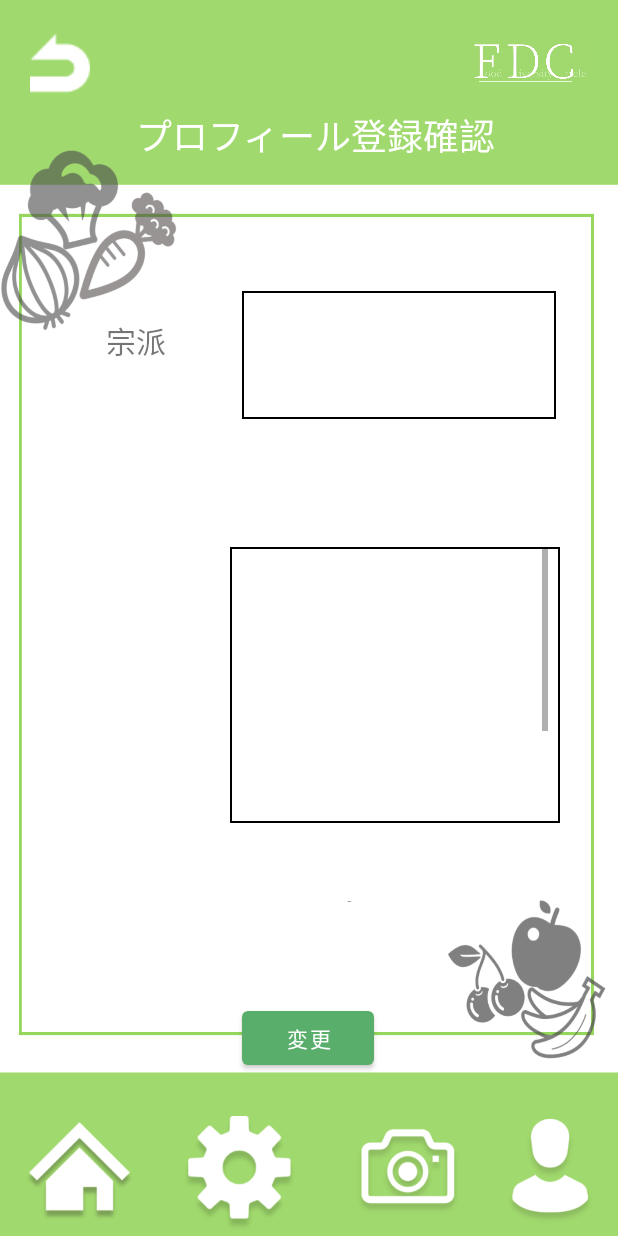
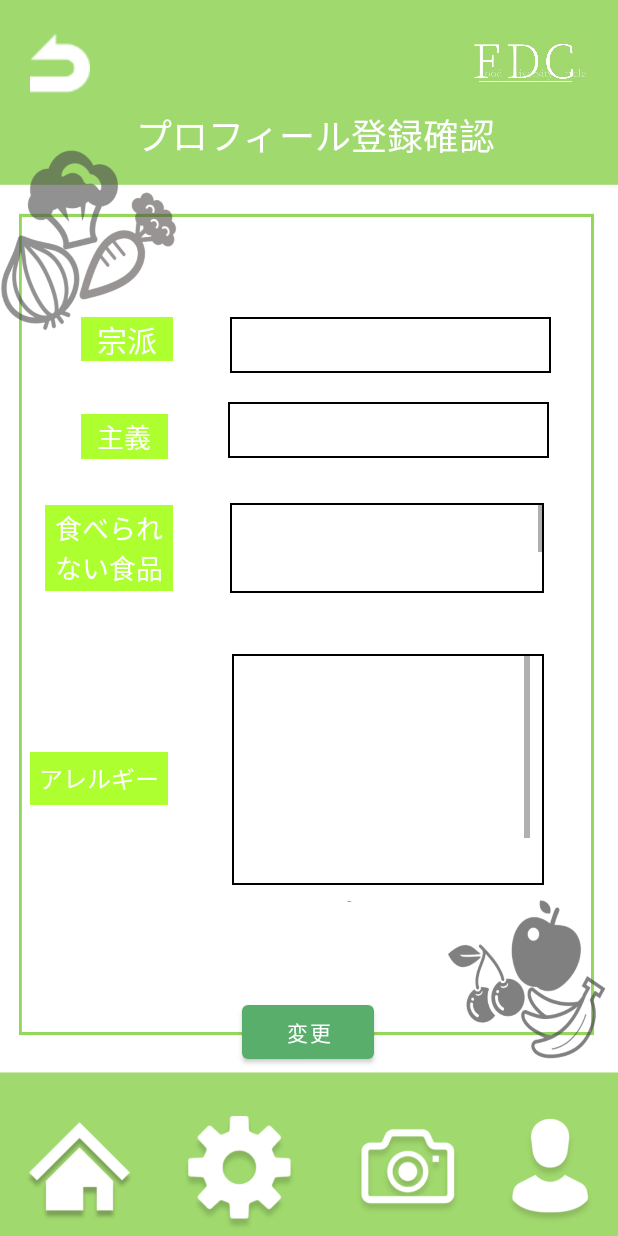
Before and after one commit to b9p31100/0101, an Android app: the profiletregister screen opened directly, with no data from a screen before it, on a phone screen of 412 x 824 dp. Run offline under Robolectric (Android 15) with nearby library versions, the phone set to English and light mode, and no system bars.

Commit message:
design ok

```diff
--- a/app/src/main/res/layout/activity_profiletregister.xml
+++ b/app/src/main/res/layout/activity_profiletregister.xml
@@ -8,7 +8,7 @@
     tools:context=".profiletregister">
 
     <TextView
-        android:id="@+id/textView16"
+        android:id="@+id/textView1"
         android:layout_width="wrap_content"
         android:layout_height="wrap_content"
         android:text="プロフィール登録確認"
@@ -119,9 +119,9 @@
         android:layout_width="wrap_content"
         android:layout_height="wrap_content"
         android:layout_marginTop="20dp"
-        android:layout_marginBottom="108dp"
+        android:layout_marginBottom="112dp"
+        android:text="変更"
         app:backgroundTint="#5aae6b"
-        android:text="変更"
         app:layout_constraintBottom_toBottomOf="parent"
         app:layout_constraintEnd_toEndOf="parent"
         app:layout_constraintHorizontal_bias="0.498"
@@ -129,37 +129,44 @@
         app:layout_constraintTop_toBottomOf="@+id/imageView4" />
 
     <TextView
-        android:id="@+id/textView1"
+        android:id="@+id/textView2"
         android:layout_width="61dp"
         android:layout_height="29dp"
+        android:background="@color/kimidori"
+        android:gravity="center"
         android:text="宗派"
+        android:textColor="@color/white"
         android:textSize="20dp"
         app:layout_constraintBottom_toBottomOf="parent"
         app:layout_constraintEnd_toEndOf="parent"
-        app:layout_constraintHorizontal_bias="0.202"
+        app:layout_constraintHorizontal_bias="0.154"
         app:layout_constraintStart_toStartOf="parent"
         app:layout_constraintTop_toTopOf="parent"
-        app:layout_constraintVertical_bias="0.267" />
+        app:layout_constraintVertical_bias="0.266"
+        tools:ignore="TextContrastCheck" />
 
     <TextView
-        android:id="@+id/textView17"
-        android:layout_width="124dp"
-        android:layout_height="29dp"
+        android:id="@+id/textView3"
+        android:layout_width="92dp"
+        android:layout_height="35dp"
+        android:layout_marginEnd="16dp"
+        android:background="@color/kimidori"
+        android:gravity="center"
         android:text="アレルギー"
-        android:textSize="20dp"
         android:textColor="@color/white"
-        android:backgroundTint="@color/kimidori"
+        android:textSize="16dp"
         app:layout_constraintBottom_toBottomOf="parent"
         app:layout_constraintEnd_toEndOf="parent"
-        app:layout_constraintHorizontal_bias="0.055"
+        app:layout_constraintHorizontal_bias="0.066"
         app:layout_constraintStart_toStartOf="parent"
         app:layout_constraintTop_toTopOf="parent"
-        app:layout_constraintVertical_bias="0.555" />
+        app:layout_constraintVertical_bias="0.636"
+        tools:ignore="TextContrastCheck" />
 
     <TextView
-        android:id="@+id/textView23"
-        android:layout_width="209dp"
-        android:layout_height="85dp"
+        android:id="@+id/textView4"
+        android:layout_width="214dp"
+        android:layout_height="37dp"
         android:layout_gravity="center"
         android:background="@drawable/border"
         android:gravity="center"
@@ -168,21 +175,23 @@
         android:textSize="20dp"
         app:layout_constraintBottom_toBottomOf="parent"
         app:layout_constraintEnd_toEndOf="parent"
-        app:layout_constraintHorizontal_bias="0.797"
+        app:layout_constraintHorizontal_bias="0.776"
         app:layout_constraintStart_toStartOf="parent"
         app:layout_constraintTop_toTopOf="parent"
-        app:layout_constraintVertical_bias="0.263" />
+        app:layout_constraintVertical_bias="0.269" />
 
     <ScrollView
         android:id="@+id/scrollView3"
         android:layout_width="191dp"
         android:layout_height="171dp"
+        android:layout_marginTop="32dp"
+        android:layout_marginEnd="16dp"
         app:layout_constraintBottom_toBottomOf="parent"
         app:layout_constraintEnd_toEndOf="parent"
         app:layout_constraintHorizontal_bias="0.79"
         app:layout_constraintStart_toStartOf="parent"
         app:layout_constraintTop_toTopOf="parent"
-        app:layout_constraintVertical_bias="0.559"
+        app:layout_constraintVertical_bias="0.651"
         tools:ignore="SpeakableTextPresentCheck">
 
         <androidx.constraintlayout.widget.ConstraintLayout
@@ -206,9 +215,10 @@
     </ScrollView>
 
     <TextView
-        android:id="@+id/textView10"
-        android:layout_width="220dp"
-        android:layout_height="184dp"
+        android:id="@+id/textView5"
+        android:layout_width="208dp"
+        android:layout_height="154dp"
+        android:layout_marginStart="16dp"
         android:background="@drawable/border"
         android:text=""
         app:layout_constraintEnd_toEndOf="@+id/scrollView3"
@@ -216,4 +226,110 @@
         app:layout_constraintStart_toStartOf="@+id/scrollView3"
         app:layout_constraintTop_toTopOf="@+id/scrollView3" />
 
+    <TextView
+        android:id="@+id/textView6"
+        android:layout_width="58dp"
+        android:layout_height="30dp"
+        android:layout_marginEnd="16dp"
+        android:background="@color/kimidori"
+        android:gravity="center"
+        android:text="主義"
+        android:textColor="@color/white"
+        android:textSize="18dp"
+        app:layout_constraintBottom_toBottomOf="parent"
+        app:layout_constraintEnd_toEndOf="parent"
+        app:layout_constraintHorizontal_bias="0.16"
+        app:layout_constraintStart_toStartOf="parent"
+        app:layout_constraintTop_toTopOf="parent"
+        app:layout_constraintVertical_bias="0.348"
+        tools:ignore="TextContrastCheck" />
+
+    <TextView
+        android:id="@+id/textView7"
+        android:layout_width="214dp"
+        android:layout_height="37dp"
+        android:layout_gravity="center"
+        android:background="@drawable/border"
+        android:gravity="center"
+        android:text=""
+        android:textColor="@color/black"
+        android:textSize="20dp"
+        app:layout_constraintBottom_toBottomOf="parent"
+        app:layout_constraintEnd_toEndOf="parent"
+        app:layout_constraintHorizontal_bias="0.766"
+        app:layout_constraintStart_toStartOf="parent"
+        app:layout_constraintTop_toTopOf="parent"
+        app:layout_constraintVertical_bias="0.341" />
+
+
+    <TextView
+        android:id="@+id/textView8"
+        android:layout_width="85dp"
+        android:layout_height="57dp"
+        android:layout_marginEnd="16dp"
+        android:background="@color/kimidori"
+        android:gravity="center"
+        android:text="食べられない食品"
+        android:textColor="@color/white"
+        android:textSize="18dp"
+        app:layout_constraintBottom_toBottomOf="parent"
+        app:layout_constraintEnd_toEndOf="parent"
+        app:layout_constraintHorizontal_bias="0.096"
+        app:layout_constraintStart_toStartOf="parent"
+        app:layout_constraintTop_toTopOf="parent"
+        app:layout_constraintVertical_bias="0.439"
+        tools:ignore="TextContrastCheck" />
+
+    <ScrollView
+        android:id="@+id/scrollView4"
+        android:layout_width="199dp"
+        android:layout_height="55dp"
+        android:layout_marginTop="32dp"
+        app:layout_constraintBottom_toBottomOf="parent"
+        app:layout_constraintEnd_toEndOf="parent"
+        app:layout_constraintHorizontal_bias="0.768"
+        app:layout_constraintStart_toStartOf="parent"
+        app:layout_constraintTop_toTopOf="parent"
+        app:layout_constraintVertical_bias="0.413"
+        tools:ignore="SpeakableTextPresentCheck">
+
+        <androidx.constraintlayout.widget.ConstraintLayout
+            android:layout_width="match_parent"
+            android:layout_height="wrap_content">
+
+
+            <LinearLayout
+                android:layout_width="174dp"
+                android:layout_height="59dp"
+                android:layout_marginTop="36dp"
+                android:orientation="vertical"
+                app:layout_constraintEnd_toEndOf="parent"
+                app:layout_constraintStart_toStartOf="parent"
+                app:layout_constraintTop_toTopOf="parent">
+
+            </LinearLayout>
+
+
+        </androidx.constraintlayout.widget.ConstraintLayout>
+
+    </ScrollView>
+
+    <TextView
+        android:id="@+id/textView9"
+        android:layout_width="209dp"
+        android:layout_height="60dp"
+        android:layout_gravity="center"
+        android:layout_marginBottom="24dp"
+        android:background="@drawable/border"
+        android:gravity="center"
+        android:text=""
+        android:textColor="@color/black"
+        android:textSize="20dp"
+        app:layout_constraintBottom_toBottomOf="parent"
+        app:layout_constraintEnd_toEndOf="parent"
+        app:layout_constraintHorizontal_bias="0.757"
+        app:layout_constraintStart_toStartOf="parent"
+        app:layout_constraintTop_toTopOf="parent"
+        app:layout_constraintVertical_bias="0.453" />
+
 </androidx.constraintlayout.widget.ConstraintLayout>
```
